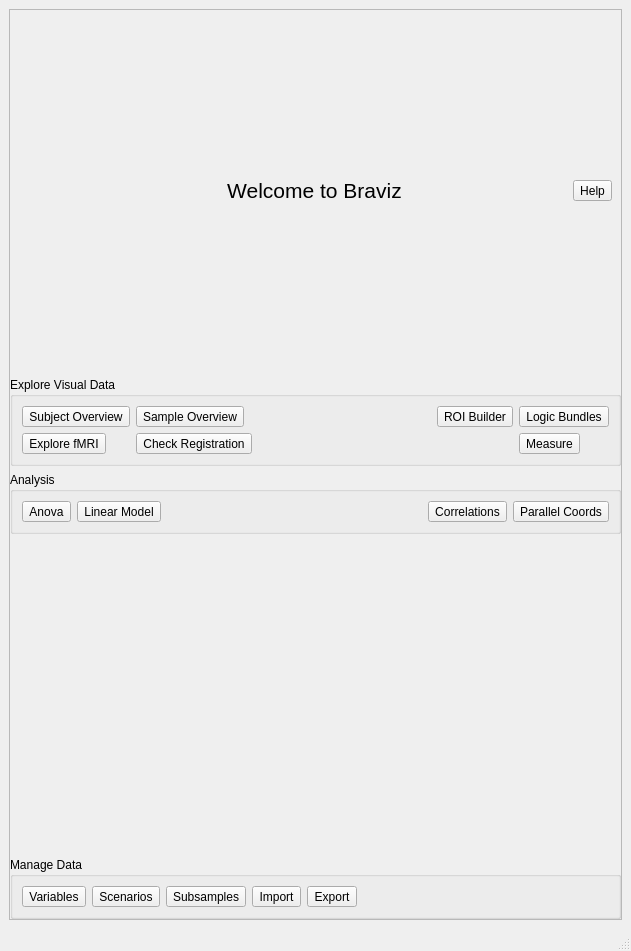
First picture: the form in braviz/interaction/qt_guis/menu2_light.ui, repository diego0020/braviz-app, before the edit.
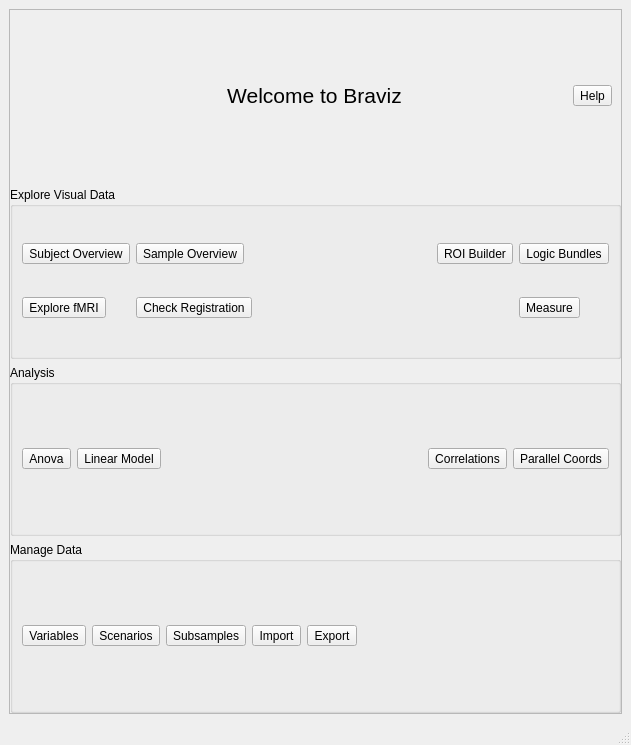
Second picture: the form after the edit. Icons and pictures are not drawn.

Commit message: some estetical changes, color in parallel coordinates, default menu size

Diff of the .ui file:
```diff
--- a/braviz/interaction/qt_guis/menu2_light.ui
+++ b/braviz/interaction/qt_guis/menu2_light.ui
@@ -7,7 +7,7 @@
     <x>0</x>
     <y>0</y>
     <width>631</width>
-    <height>951</height>
+    <height>745</height>
    </rect>
   </property>
   <property name="sizePolicy">
@@ -60,23 +60,10 @@
       <property name="frameShadow">
        <enum>QFrame::Raised</enum>
       </property>
-      <layout class="QVBoxLayout" name="verticalLayout" stretch="2,0,2,0,0,4,0">
+      <layout class="QVBoxLayout" name="verticalLayout" stretch="0,0,0,0">
        <property name="margin">
         <number>0</number>
        </property>
-       <item>
-        <spacer name="verticalSpacer_3">
-         <property name="orientation">
-          <enum>Qt::Vertical</enum>
-         </property>
-         <property name="sizeHint" stdset="0">
-          <size>
-           <width>20</width>
-           <height>40</height>
-          </size>
-         </property>
-        </spacer>
-       </item>
        <item>
         <widget class="QFrame" name="frame">
          <property name="frameShape">
@@ -159,19 +146,6 @@
          </layout>
         </widget>
        </item>
-       <item>
-        <spacer name="verticalSpacer_2">
-         <property name="orientation">
-          <enum>Qt::Vertical</enum>
-         </property>
-         <property name="sizeHint" stdset="0">
-          <size>
-           <width>20</width>
-           <height>40</height>
-          </size>
-         </property>
-        </spacer>
-       </item>
        <item>
         <widget class="QGroupBox" name="groupBox_2">
          <property name="title">
@@ -494,19 +468,6 @@
          </layout>
         </widget>
        </item>
-       <item>
-        <spacer name="verticalSpacer">
-         <property name="orientation">
-          <enum>Qt::Vertical</enum>
-         </property>
-         <property name="sizeHint" stdset="0">
-          <size>
-           <width>20</width>
-           <height>40</height>
-          </size>
-         </property>
-        </spacer>
-       </item>
        <item>
         <widget class="QGroupBox" name="groupBox_4">
          <property name="title">
```
The commit also changes 3 other files.
